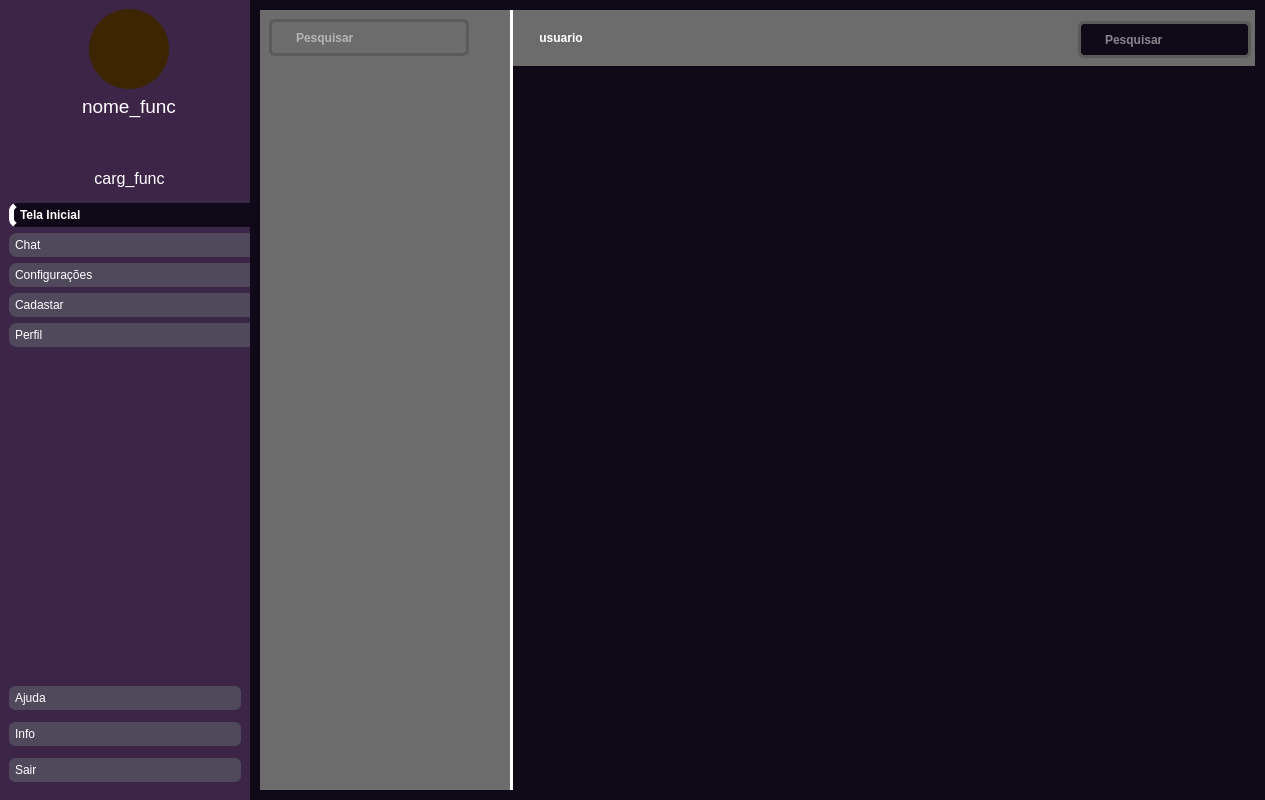
Qt form design/NOVODASH.ui (Zstraffey/NewTE) before a commit.
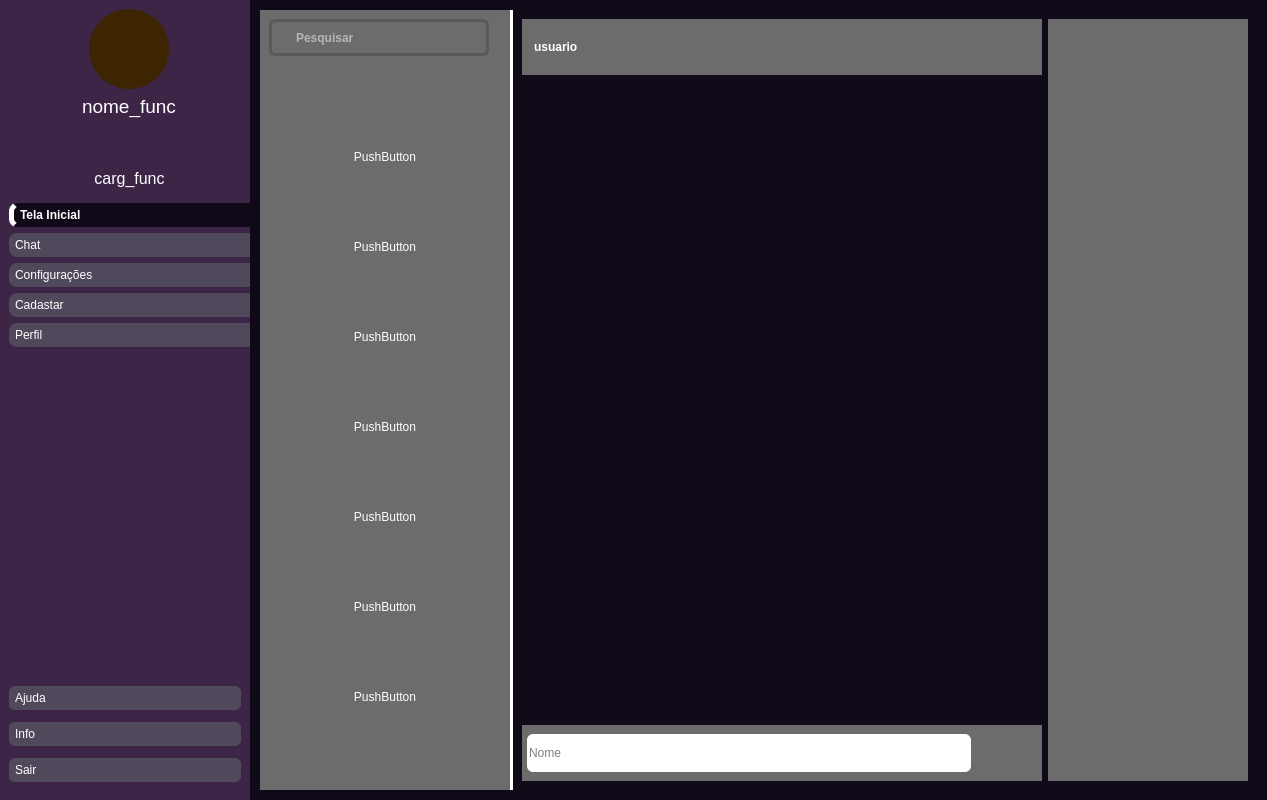
The same form after that commit. The open tabs and pages were chosen to show the change. Icons and pictures are not drawn.

```diff
--- a/design/NOVODASH.ui
+++ b/design/NOVODASH.ui
@@ -6,7 +6,7 @@
    <rect>
     <x>0</x>
     <y>0</y>
-    <width>1265</width>
+    <width>1267</width>
     <height>800</height>
    </rect>
   </property>
@@ -2339,7 +2339,7 @@
                    </property>
                    <property name="maximumSize">
                     <size>
-                     <width>200</width>
+                     <width>220</width>
                      <height>16777215</height>
                     </size>
                    </property>
@@ -2354,6 +2354,74 @@
                 </layout>
                </widget>
               </item>
+              <item>
+               <widget class="QScrollArea" name="scrollArea">
+                <property name="widgetResizable">
+                 <bool>true</bool>
+                </property>
+                <widget class="QWidget" name="scrollAreaWidgetContents">
+                 <property name="geometry">
+                  <rect>
+                   <x>0</x>
+                   <y>0</y>
+                   <width>250</width>
+                   <height>702</height>
+                  </rect>
+                 </property>
+                 <layout class="QVBoxLayout" name="verticalLayout_28">
+                  <item>
+                   <widget class="QPushButton" name="pushButton_11">
+                    <property name="text">
+                     <string>PushButton</string>
+                    </property>
+                   </widget>
+                  </item>
+                  <item>
+                   <widget class="QPushButton" name="pushButton_10">
+                    <property name="text">
+                     <string>PushButton</string>
+                    </property>
+                   </widget>
+                  </item>
+                  <item>
+                   <widget class="QPushButton" name="pushButton_9">
+                    <property name="text">
+                     <string>PushButton</string>
+                    </property>
+                   </widget>
+                  </item>
+                  <item>
+                   <widget class="QPushButton" name="pushButton_8">
+                    <property name="text">
+                     <string>PushButton</string>
+                    </property>
+                   </widget>
+                  </item>
+                  <item>
+                   <widget class="QPushButton" name="pushButton_7">
+                    <property name="text">
+                     <string>PushButton</string>
+                    </property>
+                   </widget>
+                  </item>
+                  <item>
+                   <widget class="QPushButton" name="pushButton_6">
+                    <property name="text">
+                     <string>PushButton</string>
+                    </property>
+                   </widget>
+                  </item>
+                  <item>
+                   <widget class="QPushButton" name="pushButton_5">
+                    <property name="text">
+                     <string>PushButton</string>
+                    </property>
+                   </widget>
+                  </item>
+                 </layout>
+                </widget>
+               </widget>
+              </item>
               <item>
                <widget class="QWidget" name="widget_19" native="true"/>
               </item>
@@ -2370,7 +2438,29 @@
              </property>
             </widget>
            </item>
-           <item alignment="Qt::AlignTop">
+           <item>
+            <widget class="QStackedWidget" name="stackedWidget">
+             <widget class="QWidget" name="page_3">
+              <layout class="QHBoxLayout" name="horizontalLayout_7">
+               <item>
+                <widget class="QWidget" name="widget_23" native="true">
+                 <layout class="QVBoxLayout" name="verticalLayout_29">
+                  <property name="spacing">
+                   <number>0</number>
+                  </property>
+                  <property name="leftMargin">
+                   <number>0</number>
+                  </property>
+                  <property name="topMargin">
+                   <number>0</number>
+                  </property>
+                  <property name="rightMargin">
+                   <number>0</number>
+                  </property>
+                  <property name="bottomMargin">
+                   <number>0</number>
+                  </property>
+                  <item>
             <widget class="QWidget" name="btns_principais_do_dashboard_2" native="true">
              <property name="sizePolicy">
               <sizepolicy hsizetype="Expanding" vsizetype="Expanding">
@@ -2398,13 +2488,11 @@
              </property>
              <property name="styleSheet">
               <string notr="true">QPushButton{
-
-
  background-color: rgb(91, 91, 91);
 }
 QWidget{
 
-border: 4px solid #6c6c6c;
+border: 2px solid #6c6c6c;
 }
 QWidget{
 background-color: rgb(108, 108, 108);
@@ -2427,58 +2515,24 @@
               <property name="bottomMargin">
                <number>0</number>
               </property>
-              <item alignment="Qt::AlignLeft">
-               <widget class="QFrame" name="frame_btns_2">
-                <property name="sizePolicy">
-                 <sizepolicy hsizetype="Expanding" vsizetype="Expanding">
-                  <horstretch>0</horstretch>
-                  <verstretch>0</verstretch>
-                 </sizepolicy>
-                </property>
-                <property name="minimumSize">
-                 <size>
-                  <width>300</width>
-                  <height>0</height>
-                 </size>
-                </property>
+                     <item>
+                      <widget class="QWidget" name="widget_20" native="true">
                 <property name="styleSheet">
-                 <string notr="true">QFrame{
-
-border: 4px solid #6c6c6c;
-}
-QFrame{
-background-color: rgb(108, 108, 108);
-border-radius: 6px;
-}
+                        <string notr="true">
 QPushButton {
    
-    
 	font: 75 10pt &quot;Inter 18pt&quot;;
 	font-weight: bold;
     background-color: #6c6c6c;
     color: white;
-    padding: 6px 22px;
-    border-radius: 6px;
-    border: none;
 }
 QPushButton:hover {
     background-color: #4a4a4a;
-}
-QPushButton:checked {
-    background-color: #100917;
-    
-}
-</string>
-                </property>
-                <property name="frameShape">
-                 <enum>QFrame::StyledPanel</enum>
-                </property>
-                <property name="frameShadow">
-                 <enum>QFrame::Raised</enum>
-                </property>
-                <layout class="QHBoxLayout" name="horizontalLayout_50">
+}</string>
+                       </property>
+                       <layout class="QHBoxLayout" name="horizontalLayout_6">
                  <property name="spacing">
-                  <number>6</number>
+                         <number>1</number>
                  </property>
                  <property name="leftMargin">
                   <number>0</number>
@@ -2492,23 +2546,27 @@
                  <property name="bottomMargin">
                   <number>0</number>
                  </property>
-                 <item alignment="Qt::AlignLeft">
+                        <item>
                   <widget class="QPushButton" name="btn_calendario_do_dash_2">
                    <property name="sizePolicy">
                     <sizepolicy hsizetype="Expanding" vsizetype="Expanding">
-                     <horstretch>100</horstretch>
+                            <horstretch>0</horstretch>
                      <verstretch>0</verstretch>
                     </sizepolicy>
                    </property>
                    <property name="minimumSize">
                     <size>
-                     <width>0</width>
+                            <width>200</width>
                      <height>0</height>
                     </size>
                    </property>
                    <property name="cursor">
                     <cursorShape>PointingHandCursor</cursorShape>
                    </property>
+                          <property name="styleSheet">
+                           <string notr="true">text-align: left;
+padding: 10px;</string>
+                          </property>
                    <property name="text">
                     <string>usuario</string>
                    </property>
@@ -2518,8 +2576,8 @@
                    </property>
                    <property name="iconSize">
                     <size>
-                     <width>32</width>
-                     <height>32</height>
+                            <width>42</width>
+                            <height>42</height>
                     </size>
                    </property>
                    <property name="shortcut">
@@ -2530,109 +2588,252 @@
                    </property>
                   </widget>
                  </item>
+                        <item>
+                         <widget class="QPushButton" name="pushButton_3">
+                          <property name="sizePolicy">
+                           <sizepolicy hsizetype="Fixed" vsizetype="Fixed">
+                            <horstretch>0</horstretch>
+                            <verstretch>0</verstretch>
+                           </sizepolicy>
+                          </property>
+                          <property name="minimumSize">
+                           <size>
+                            <width>56</width>
+                            <height>56</height>
+                           </size>
+                          </property>
+                          <property name="cursor">
+                           <cursorShape>PointingHandCursor</cursorShape>
+                          </property>
+                          <property name="text">
+                           <string/>
+                          </property>
+                          <property name="icon">
+                           <iconset resource="../imagens/imgs.qrc">
+                            <normaloff>:/imgs/trespontos.png</normaloff>:/imgs/trespontos.png</iconset>
+                          </property>
+                          <property name="iconSize">
+                           <size>
+                            <width>25</width>
+                            <height>25</height>
+                           </size>
+                          </property>
+                         </widget>
+                        </item>
                 </layout>
                </widget>
               </item>
+                    </layout>
+                   </widget>
+                  </item>
               <item>
-               <spacer name="horizontalSpacer">
+                   <widget class="QWidget" name="widget_22" native="true">
+                    <layout class="QVBoxLayout" name="verticalLayout_27">
+                     <property name="leftMargin">
+                      <number>0</number>
+                     </property>
+                     <property name="rightMargin">
+                      <number>0</number>
+                     </property>
+                     <property name="bottomMargin">
+                      <number>0</number>
+                     </property>
+                     <item>
+                      <spacer name="verticalSpacer_3">
                 <property name="orientation">
-                 <enum>Qt::Horizontal</enum>
+                        <enum>Qt::Vertical</enum>
                 </property>
                 <property name="sizeHint" stdset="0">
                  <size>
-                  <width>40</width>
-                  <height>20</height>
+                         <width>20</width>
+                         <height>40</height>
                  </size>
                 </property>
                </spacer>
               </item>
               <item>
-               <widget class="QFrame" name="frame_pesquisa_2">
+                      <widget class="QWidget" name="btns_principais_do_dashboard_3" native="true">
                 <property name="sizePolicy">
                  <sizepolicy hsizetype="Expanding" vsizetype="Expanding">
                   <horstretch>0</horstretch>
                   <verstretch>0</verstretch>
                  </sizepolicy>
                 </property>
+                       <property name="minimumSize">
+                        <size>
+                         <width>100</width>
+                         <height>56</height>
+                        </size>
+                       </property>
                 <property name="maximumSize">
                  <size>
-                  <width>200</width>
-                  <height>16777215</height>
-                 </size>
-                </property>
+                         <width>16777215</width>
+                         <height>56</height>
+                        </size>
+                       </property>
+                       <property name="sizeIncrement">
+                        <size>
+                         <width>100</width>
+                         <height>0</height>
+                        </size>
+                       </property>
+                       <property name="styleSheet">
+                        <string notr="true">QPushButton{
+ background-color: rgb(91, 91, 91);
+}
+QWidget{
+
+border: 2px solid #6c6c6c;
+}
+QWidget{
+background-color: rgb(108, 108, 108);
+
+}</string>
+                       </property>
+                       <layout class="QHBoxLayout" name="horizontalLayout_50">
+                        <property name="spacing">
+                         <number>0</number>
+                        </property>
+                        <property name="leftMargin">
+                         <number>0</number>
+                        </property>
+                        <property name="topMargin">
+                         <number>0</number>
+                        </property>
+                        <property name="rightMargin">
+                         <number>0</number>
+                        </property>
+                        <property name="bottomMargin">
+                         <number>0</number>
+                        </property>
+                        <item alignment="Qt::AlignVCenter">
+                         <widget class="QWidget" name="widget_24" native="true">
                 <property name="styleSheet">
                  <string notr="true">
-QLineEdit {
-	font: 75 10pt &quot;Inter 18pt&quot;;
-	font-weight: bold;
-	font-color: rgb(255, 255, 255);
-    background-color: #100917;
-    color: white;
-    padding: 6px 22px;
+QLineEdit{
+	color: rgb(0, 0, 0);
+	background-color: rgb(255, 255, 255);
+	max-height: 40px;   /* largura mínima */
+
     border-radius: 6px;
-    border: 3px solid #5a5a5a;
-    min-width: 110px;   /* largura mínima */
-}
-QLineEdit:hover {
-    background-color: #4a4a4a;
-}
-QLineEdit:checked {
-    background-color: #100917;
-    font-weight: bold;
+	border: none;
 }
 </string>
                 </property>
-                <property name="frameShape">
-                 <enum>QFrame::StyledPanel</enum>
-                </property>
-                <property name="frameShadow">
-                 <enum>QFrame::Raised</enum>
-                </property>
-                <layout class="QHBoxLayout" name="horizontalLayout_51">
+                          <layout class="QHBoxLayout" name="horizontalLayout_8">
                  <property name="leftMargin">
-                  <number>0</number>
+                            <number>5</number>
                  </property>
                  <property name="topMargin">
-                  <number>7</number>
-                 </property>
-                 <property name="rightMargin">
-                  <number>0</number>
+                            <number>9</number>
                  </property>
                  <property name="bottomMargin">
                   <number>9</number>
                  </property>
-                 <item alignment="Qt::AlignRight">
-                  <widget class="QLineEdit" name="lineedit_campo_pesquisa_2">
+                           <item>
+                            <widget class="QLineEdit" name="lineEdit_nome_2">
                    <property name="sizePolicy">
-                    <sizepolicy hsizetype="Expanding" vsizetype="Expanding">
+                              <sizepolicy hsizetype="Preferred" vsizetype="Preferred">
                      <horstretch>0</horstretch>
                      <verstretch>0</verstretch>
                     </sizepolicy>
                    </property>
                    <property name="minimumSize">
                     <size>
-                     <width>160</width>
-                     <height>37</height>
+                               <width>0</width>
+                               <height>0</height>
                     </size>
                    </property>
                    <property name="maximumSize">
                     <size>
-                     <width>200</width>
-                     <height>16777215</height>
-                    </size>
-                   </property>
-                   <property name="styleSheet">
-                    <string notr="true"/>
+                               <width>16777215</width>
+                               <height>40</height>
+                              </size>
+                             </property>
+                             <property name="sizeIncrement">
+                              <size>
+                               <width>0</width>
+                               <height>0</height>
+                              </size>
                    </property>
                    <property name="placeholderText">
-                    <string>Pesquisar</string>
+                              <string>Nome</string>
                    </property>
                   </widget>
                  </item>
+                           <item>
+                            <widget class="QPushButton" name="pushButton_12">
+                             <property name="sizePolicy">
+                              <sizepolicy hsizetype="Fixed" vsizetype="Expanding">
+                               <horstretch>0</horstretch>
+                               <verstretch>0</verstretch>
+                              </sizepolicy>
+                             </property>
+                             <property name="minimumSize">
+                              <size>
+                               <width>56</width>
+                               <height>40</height>
+                              </size>
+                             </property>
+                             <property name="cursor">
+                              <cursorShape>PointingHandCursor</cursorShape>
+                             </property>
+                             <property name="text">
+                              <string/>
+                             </property>
+                             <property name="icon">
+                              <iconset resource="../imagens/imgs.qrc">
+                               <normaloff>:/imgs/send (1).png</normaloff>:/imgs/send (1).png</iconset>
+                             </property>
+                             <property name="iconSize">
+                              <size>
+                               <width>25</width>
+                               <height>25</height>
+                              </size>
+                             </property>
+                            </widget>
+                           </item>
                 </layout>
                </widget>
               </item>
              </layout>
+                      </widget>
+                     </item>
+                    </layout>
+                   </widget>
+                  </item>
+                 </layout>
+                </widget>
+               </item>
+               <item>
+                <widget class="QStackedWidget" name="stackedWidget_2">
+                 <property name="minimumSize">
+                  <size>
+                   <width>200</width>
+                   <height>0</height>
+                  </size>
+                 </property>
+                 <property name="maximumSize">
+                  <size>
+                   <width>0</width>
+                   <height>16777215</height>
+                  </size>
+                 </property>
+                 <widget class="QWidget" name="page_7">
+                  <property name="styleSheet">
+                   <string notr="true">background-color: #6c6c6c;</string>
+                  </property>
+                 </widget>
+                 <widget class="QWidget" name="page_8">
+                  <property name="styleSheet">
+                   <string notr="true">background-color: #6c6c6c;</string>
+                  </property>
+                 </widget>
+                </widget>
+               </item>
+              </layout>
+             </widget>
+             <widget class="QWidget" name="page_4"/>
             </widget>
            </item>
           </layout>
```
Left out of the diff: 27 changed lines with no effect on the pictures. Lines whose indentation alone changed are shown as unchanged.
